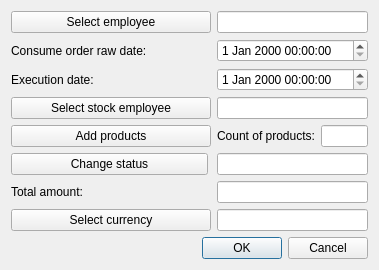
Old version of the form OrmasAdmin/OrmasAdmin/CreateOrdRDlg.ui in the repository Dalerjon/TheOrmasProejct.
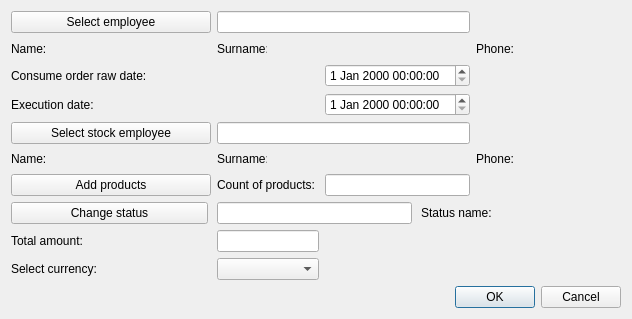
New version of the form.

What changed in the file:
```diff
--- a/OrmasAdmin/OrmasAdmin/CreateOrdRDlg.ui
+++ b/OrmasAdmin/OrmasAdmin/CreateOrdRDlg.ui
@@ -6,8 +6,8 @@
    <rect>
     <x>0</x>
     <y>0</y>
-    <width>379</width>
-    <height>270</height>
+    <width>632</width>
+    <height>319</height>
    </rect>
   </property>
   <property name="windowTitle">
@@ -32,14 +32,125 @@
    <property name="bottomMargin">
     <number>11</number>
    </property>
-   <item row="7" column="1" colspan="2">
-    <widget class="QLineEdit" name="currencyEdit">
-     <property name="readOnly">
-      <bool>true</bool>
+   <item row="5" column="0">
+    <widget class="QLabel" name="empStockNameLb">
+     <property name="minimumSize">
+      <size>
+       <width>50</width>
+       <height>0</height>
+      </size>
      </property>
+     <property name="maximumSize">
+      <size>
+       <width>50</width>
+       <height>16777215</height>
+      </size>
+     </property>
+     <property name="text">
+      <string>Name:</string>
+     </property>
     </widget>
    </item>
-   <item row="6" column="0">
+   <item row="9" column="0">
+    <widget class="QLabel" name="currencyLb">
+     <property name="text">
+      <string>Select currency:</string>
+     </property>
+    </widget>
+   </item>
+   <item row="5" column="1">
+    <widget class="QLabel" name="empStockNamePh">
+     <property name="minimumSize">
+      <size>
+       <width>100</width>
+       <height>0</height>
+      </size>
+     </property>
+     <property name="font">
+      <font>
+       <family>Times New Roman</family>
+       <pointsize>12</pointsize>
+       <weight>75</weight>
+       <italic>true</italic>
+       <bold>true</bold>
+      </font>
+     </property>
+     <property name="text">
+      <string/>
+     </property>
+    </widget>
+   </item>
+   <item row="5" column="5">
+    <widget class="QLabel" name="empStockPhonePh">
+     <property name="minimumSize">
+      <size>
+       <width>100</width>
+       <height>0</height>
+      </size>
+     </property>
+     <property name="font">
+      <font>
+       <family>Times New Roman</family>
+       <pointsize>12</pointsize>
+       <weight>75</weight>
+       <italic>true</italic>
+       <bold>true</bold>
+      </font>
+     </property>
+     <property name="text">
+      <string/>
+     </property>
+    </widget>
+   </item>
+   <item row="5" column="3">
+    <widget class="QLabel" name="empStockSurnamePh">
+     <property name="minimumSize">
+      <size>
+       <width>100</width>
+       <height>0</height>
+      </size>
+     </property>
+     <property name="font">
+      <font>
+       <family>Times New Roman</family>
+       <pointsize>12</pointsize>
+       <weight>75</weight>
+       <italic>true</italic>
+       <bold>true</bold>
+      </font>
+     </property>
+     <property name="text">
+      <string/>
+     </property>
+    </widget>
+   </item>
+   <item row="5" column="2">
+    <widget class="QLabel" name="empStockSurnameLb">
+     <property name="minimumSize">
+      <size>
+       <width>50</width>
+       <height>0</height>
+      </size>
+     </property>
+     <property name="maximumSize">
+      <size>
+       <width>50</width>
+       <height>16777215</height>
+      </size>
+     </property>
+     <property name="text">
+      <string>Surname:</string>
+     </property>
+    </widget>
+   </item>
+   <item row="5" column="4">
+    <widget class="QLabel" name="empStockPhoneLb">
+     <property name="text">
+      <string>Phone:</string>
+     </property>
+    </widget>
+   </item>
+   <item row="8" column="0">
     <widget class="QLabel" name="sumLb">
      <property name="text">
       <string>Total amount:</string>
@@ -47,23 +158,127 @@
     </widget>
    </item>
    <item row="1" column="0">
-    <widget class="QLabel" name="dateLb">
+    <widget class="QLabel" name="empNameLb">
+     <property name="minimumSize">
+      <size>
+       <width>50</width>
+       <height>0</height>
+      </size>
+     </property>
+     <property name="maximumSize">
+      <size>
+       <width>50</width>
+       <height>16777215</height>
+      </size>
+     </property>
      <property name="text">
-      <string>Consume order raw date:</string>
+      <string>Name:</string>
      </property>
     </widget>
    </item>
-   <item row="3" column="1" colspan="2">
-    <widget class="QLineEdit" name="stockEmployeeEdit">
-     <property name="toolTip">
-      <string>&lt;html&gt;&lt;head/&gt;&lt;body&gt;&lt;p&gt;Enter employee ID&lt;/p&gt;&lt;/body&gt;&lt;/html&gt;</string>
+   <item row="1" column="1">
+    <widget class="QLabel" name="empNamePh">
+     <property name="minimumSize">
+      <size>
+       <width>100</width>
+       <height>0</height>
+      </size>
      </property>
+     <property name="font">
+      <font>
+       <family>Times New Roman</family>
+       <pointsize>12</pointsize>
+       <weight>75</weight>
+       <italic>true</italic>
+       <bold>true</bold>
+      </font>
+     </property>
+     <property name="text">
+      <string/>
+     </property>
+    </widget>
+   </item>
+   <item row="1" column="2">
+    <widget class="QLabel" name="empSurnameLb">
+     <property name="minimumSize">
+      <size>
+       <width>50</width>
+       <height>0</height>
+      </size>
+     </property>
+     <property name="maximumSize">
+      <size>
+       <width>50</width>
+       <height>16777215</height>
+      </size>
+     </property>
+     <property name="text">
+      <string>Surname:</string>
+     </property>
+    </widget>
+   </item>
+   <item row="1" column="3">
+    <widget class="QLabel" name="empSurnamePh">
+     <property name="minimumSize">
+      <size>
+       <width>100</width>
+       <height>0</height>
+      </size>
+     </property>
+     <property name="font">
+      <font>
+       <family>Times New Roman</family>
+       <pointsize>12</pointsize>
+       <weight>75</weight>
+       <italic>true</italic>
+       <bold>true</bold>
+      </font>
+     </property>
+     <property name="text">
+      <string/>
+     </property>
+    </widget>
+   </item>
+   <item row="1" column="4">
+    <widget class="QLabel" name="empPhoneLb">
+     <property name="text">
+      <string>Phone:</string>
+     </property>
+    </widget>
+   </item>
+   <item row="1" column="5">
+    <widget class="QLabel" name="empPhonePh">
+     <property name="minimumSize">
+      <size>
+       <width>100</width>
+       <height>0</height>
+      </size>
+     </property>
+     <property name="font">
+      <font>
+       <family>Times New Roman</family>
+       <pointsize>12</pointsize>
+       <weight>75</weight>
+       <italic>true</italic>
+       <bold>true</bold>
+      </font>
+     </property>
+     <property name="text">
+      <string/>
+     </property>
+    </widget>
+   </item>
+   <item row="9" column="2">
+    <widget class="QComboBox" name="currencyCmb"/>
+   </item>
+   <item row="8" column="2">
+    <widget class="QLineEdit" name="sumEdit">
      <property name="readOnly">
       <bool>true</bool>
      </property>
     </widget>
    </item>
-   <item row="8" column="0" colspan="3">
+   <item row="10" column="0" colspan="6">
     <layout class="QHBoxLayout" name="horizontalLayout">
      <item>
       <spacer name="horizontalSpacer">
@@ -94,118 +309,7 @@
      </item>
     </layout>
    </item>
-   <item row="0" column="1" colspan="2">
-    <widget class="QLineEdit" name="employeeEdit">
-     <property name="toolTip">
-      <string>&lt;html&gt;&lt;head/&gt;&lt;body&gt;&lt;p&gt;Enter client ID&lt;/p&gt;&lt;/body&gt;&lt;/html&gt;</string>
-     </property>
-     <property name="readOnly">
-      <bool>true</bool>
-     </property>
-    </widget>
-   </item>
-   <item row="1" column="1" colspan="2">
-    <widget class="QDateTimeEdit" name="dateEdit"/>
-   </item>
-   <item row="4" column="1">
-    <widget class="QLabel" name="prodCountLb">
-     <property name="text">
-      <string>Count of products:</string>
-     </property>
-    </widget>
-   </item>
-   <item row="7" column="0">
-    <widget class="QPushButton" name="currencyBtn">
-     <property name="text">
-      <string>Select currency</string>
-     </property>
-    </widget>
-   </item>
-   <item row="0" column="0">
-    <widget class="QPushButton" name="employeeBtn">
-     <property name="minimumSize">
-      <size>
-       <width>200</width>
-       <height>0</height>
-      </size>
-     </property>
-     <property name="text">
-      <string>Select employee</string>
-     </property>
-    </widget>
-   </item>
-   <item row="4" column="0">
-    <widget class="QPushButton" name="addProdBtn">
-     <property name="text">
-      <string>Add products</string>
-     </property>
-    </widget>
-   </item>
-   <item row="4" column="2">
-    <widget class="QLineEdit" name="prodCountEdit">
-     <property name="readOnly">
-      <bool>true</bool>
-     </property>
-    </widget>
-   </item>
-   <item row="6" column="1" colspan="2">
-    <widget class="QLineEdit" name="sumEdit">
-     <property name="readOnly">
-      <bool>true</bool>
-     </property>
-    </widget>
-   </item>
-   <item row="2" column="0" colspan="3">
-    <widget class="QWidget" name="execDateWidget" native="true">
-     <layout class="QHBoxLayout" name="horizontalLayout_2">
-      <property name="spacing">
-       <number>9</number>
-      </property>
-      <property name="leftMargin">
-       <number>0</number>
-      </property>
-      <property name="topMargin">
-       <number>0</number>
-      </property>
-      <property name="rightMargin">
-       <number>0</number>
-      </property>
-      <property name="bottomMargin">
-       <number>0</number>
-      </property>
-      <item>
-       <widget class="QLabel" name="execDateLb">
-        <property name="sizePolicy">
-         <sizepolicy hsizetype="Fixed" vsizetype="Preferred">
-          <horstretch>0</horstretch>
-          <verstretch>0</verstretch>
-         </sizepolicy>
-        </property>
-        <property name="minimumSize">
-         <size>
-          <width>197</width>
-          <height>0</height>
-         </size>
-        </property>
-        <property name="text">
-         <string>Execution date:</string>
-        </property>
-       </widget>
-      </item>
-      <item>
-       <widget class="QDateTimeEdit" name="execDateEdit"/>
-      </item>
-     </layout>
-    </widget>
-   </item>
-   <item row="3" column="0">
-    <widget class="QPushButton" name="stockEmployeeBtn">
-     <property name="text">
-      <string>Select stock employee</string>
-     </property>
-    </widget>
-   </item>
-   <item row="5" column="0" colspan="3">
+   <item row="7" column="0" colspan="6">
     <widget class="QWidget" name="statusWidget" native="true">
      <layout class="QHBoxLayout" name="horizontalLayout_3">
       <property name="spacing">
@@ -249,9 +353,172 @@
         </property>
        </widget>
       </item>
+      <item>
+       <widget class="QLabel" name="statusLb">
+        <property name="text">
+         <string>Status name:</string>
+        </property>
+       </widget>
+      </item>
+      <item>
+       <widget class="QLabel" name="statusPh">
+        <property name="minimumSize">
+         <size>
+          <width>120</width>
+          <height>0</height>
+         </size>
+        </property>
+        <property name="font">
+         <font>
+          <family>Times New Roman</family>
+          <pointsize>12</pointsize>
+          <weight>75</weight>
+          <italic>true</italic>
+          <bold>true</bold>
+         </font>
+        </property>
+        <property name="text">
+         <string/>
+        </property>
+       </widget>
+      </item>
      </layout>
     </widget>
    </item>
+   <item row="2" column="3">
+    <widget class="QDateTimeEdit" name="dateEdit"/>
+   </item>
+   <item row="3" column="0" colspan="4">
+    <widget class="QWidget" name="execDateWidget" native="true">
+     <layout class="QHBoxLayout" name="horizontalLayout_2">
+      <property name="spacing">
+       <number>9</number>
+      </property>
+      <property name="leftMargin">
+       <number>0</number>
+      </property>
+      <property name="topMargin">
+       <number>0</number>
+      </property>
+      <property name="rightMargin">
+       <number>0</number>
+      </property>
+      <property name="bottomMargin">
+       <number>0</number>
+      </property>
+      <item>
+       <widget class="QLabel" name="execDateLb">
+        <property name="sizePolicy">
+         <sizepolicy hsizetype="Fixed" vsizetype="Preferred">
+          <horstretch>0</horstretch>
+          <verstretch>0</verstretch>
+         </sizepolicy>
+        </property>
+        <property name="minimumSize">
+         <size>
+          <width>197</width>
+          <height>0</height>
+         </size>
+        </property>
+        <property name="text">
+         <string>Execution date:</string>
+        </property>
+       </widget>
+      </item>
+      <item>
+       <spacer name="horizontalSpacer_2">
+        <property name="orientation">
+         <enum>Qt::Horizontal</enum>
+        </property>
+        <property name="sizeHint" stdset="0">
+         <size>
+          <width>40</width>
+          <height>20</height>
+         </size>
+        </property>
+       </spacer>
+      </item>
+      <item>
+       <widget class="QDateTimeEdit" name="execDateEdit">
+        <property name="minimumSize">
+         <size>
+          <width>127</width>
+          <height>0</height>
+         </size>
+        </property>
+       </widget>
+      </item>
+     </layout>
+    </widget>
+   </item>
+   <item row="6" column="3">
+    <widget class="QLineEdit" name="prodCountEdit">
+     <property name="readOnly">
+      <bool>true</bool>
+     </property>
+    </widget>
+   </item>
+   <item row="6" column="2">
+    <widget class="QLabel" name="prodCountLb">
+     <property name="text">
+      <string>Count of products:</string>
+     </property>
+    </widget>
+   </item>
+   <item row="0" column="0" colspan="2">
+    <widget class="QPushButton" name="employeeBtn">
+     <property name="minimumSize">
+      <size>
+       <width>200</width>
+       <height>0</height>
+      </size>
+     </property>
+     <property name="text">
+      <string>Select employee</string>
+     </property>
+    </widget>
+   </item>
+   <item row="2" column="0" colspan="2">
+    <widget class="QLabel" name="dateLb">
+     <property name="text">
+      <string>Consume order raw date:</string>
+     </property>
+    </widget>
+   </item>
+   <item row="0" column="2" colspan="2">
+    <widget class="QLineEdit" name="employeeEdit">
+     <property name="toolTip">
+      <string>&lt;html&gt;&lt;head/&gt;&lt;body&gt;&lt;p&gt;Enter client ID&lt;/p&gt;&lt;/body&gt;&lt;/html&gt;</string>
+     </property>
+     <property name="readOnly">
+      <bool>true</bool>
+     </property>
+    </widget>
+   </item>
+   <item row="4" column="2" colspan="2">
+    <widget class="QLineEdit" name="stockEmployeeEdit">
+     <property name="toolTip">
+      <string>&lt;html&gt;&lt;head/&gt;&lt;body&gt;&lt;p&gt;Enter employee ID&lt;/p&gt;&lt;/body&gt;&lt;/html&gt;</string>
+     </property>
+     <property name="readOnly">
+      <bool>true</bool>
+     </property>
+    </widget>
+   </item>
+   <item row="4" column="0" colspan="2">
+    <widget class="QPushButton" name="stockEmployeeBtn">
+     <property name="text">
+      <string>Select stock employee</string>
+     </property>
+    </widget>
+   </item>
+   <item row="6" column="0" colspan="2">
+    <widget class="QPushButton" name="addProdBtn">
+     <property name="text">
+      <string>Add products</string>
+     </property>
+    </widget>
+   </item>
   </layout>
  </widget>
  <tabstops>
```
Left out of the diff: 6 changed lines with no effect on the pictures.
